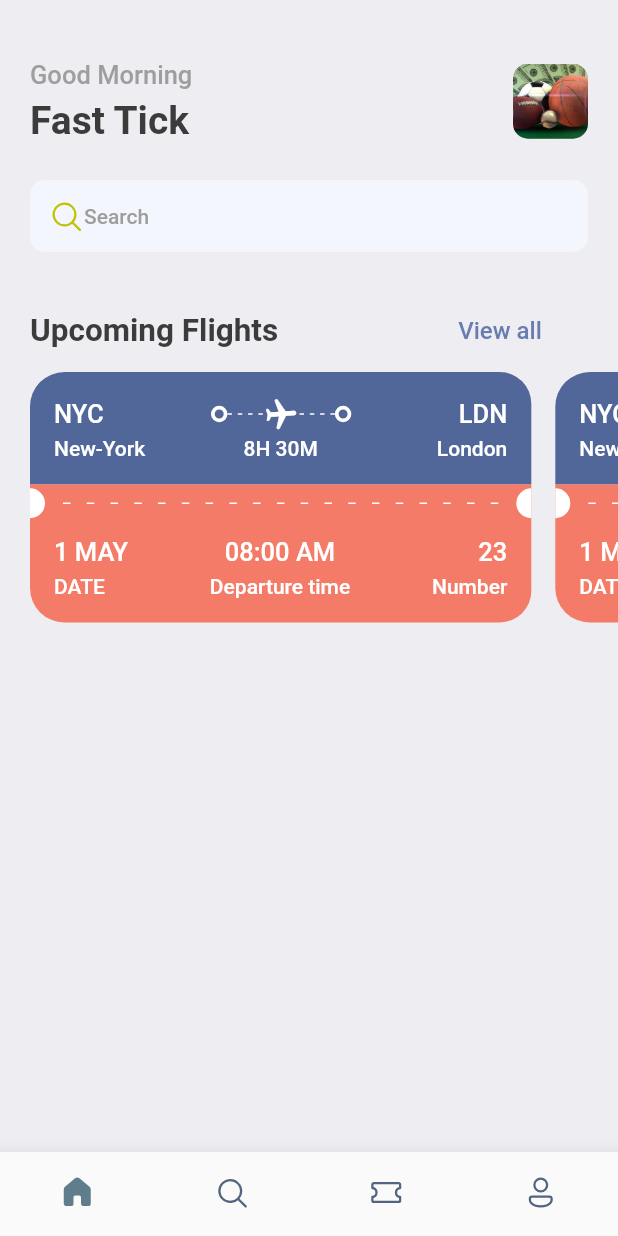
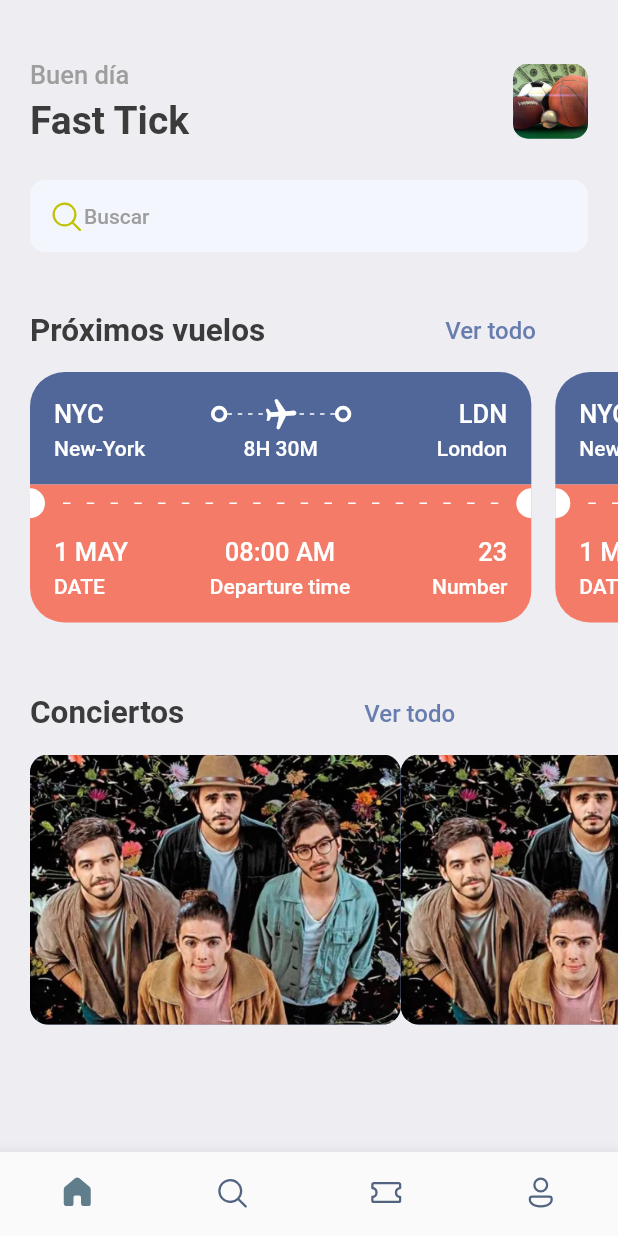
Before and after one commit to MARTILLO-69/smevaluativo, a Flutter app: the screen it shows after launch, on a phone screen of 412 x 824 dp. Run offline on Flutter 3.47's test engine with Material 2 defaults, Android fonts, the phone set to English and light mode, and no system bars; our stand-ins replace fluentui_icons, gap.

Commit message:
Jheresito_3

```diff
--- /dev/null
+++ b/lib/screens/concert_screen.dart
@@ -0,0 +1,31 @@
+import 'package:flutter/cupertino.dart';
+import 'package:smevaluativo/utils/app_layout.dart';
+import 'package:smevaluativo/utils/app_styles.dart';
+
+class ConcertScreen extends StatelessWidget {
+  const ConcertScreen({Key? key}) : super(key: key);
+
+  @override
+  Widget build(BuildContext context) {
+    final size = AppLayout.getSize(context);
+    return Container(
+      width: size.width*0.6,
+      height: 350,
+      child: Column(
+        children: [
+          Container(
+            height: 180,
+            decoration: BoxDecoration(
+              borderRadius: BorderRadius.circular(12),
+              color: Styles.primaryColor,
+              image: const DecorationImage(
+                fit: BoxFit.cover,
+                image: AssetImage("assets/images/morat.jpg")
+              )
+            ),
+          )
+        ],
+      ),
+    );
+  }
+}
--- a/lib/screens/home_screen.dart
+++ b/lib/screens/home_screen.dart
@@ -4,6 +4,8 @@ import 'package:flutter/material.dart';
 import 'package:gap/gap.dart';
 import 'package:smevaluativo/screens/ticket_view.dart';
 import 'package:smevaluativo/utils/app_styles.dart';
+
+import 'concert_screen.dart';
 
 class HomeScreen extends StatelessWidget {
   const HomeScreen({Key? key}) : super(key: key);
@@ -26,7 +28,7 @@ class HomeScreen extends StatelessWidget {
                       crossAxisAlignment: CrossAxisAlignment.start,
                       children: [
                         Text(
-                            "Good Morning", style: Styles.headLineStyle3,
+                            "Buen día", style: Styles.headLineStyle3,
                         ),
                         const Gap(5),
                         Text(
@@ -58,7 +60,7 @@ class HomeScreen extends StatelessWidget {
                     children: [
                       const Icon(FluentSystemIcons.ic_fluent_search_regular,color: Color(0xFFBFC205)),
                       Text(
-                        "Search",
+                        "Buscar",
                         style: Styles.headLineStyle4,
                       )
                     ],
@@ -67,13 +69,13 @@ class HomeScreen extends StatelessWidget {
                 const Gap(40),
                 Row(
                   children: [
-                    Text("Upcoming Flights" , style: Styles.headLineStyle2,),
+                    Text("Próximos vuelos" , style: Styles.headLineStyle2,),
                     const Gap(120),
                     InkWell(
                         onTap: (){
-                          print("ypu are tapped");
+                          print("Estas tocado");
                         },
-                        child: Text("View all" , style: Styles.textStyle.copyWith(color: Styles.primaryColor),)),
+                        child: Text("Ver todo" , style: Styles.textStyle.copyWith(color: Styles.primaryColor),)),
                   ],
                 )
               ],
@@ -89,6 +91,32 @@ class HomeScreen extends StatelessWidget {
                TicketView()
              ],
            ),
+          ),
+          const Gap(15),
+          Container(
+            padding: const EdgeInsets.symmetric(horizontal: 20),
+            child: Row(
+              children: [
+                Text("Conciertos" , style: Styles.headLineStyle2,),
+                const Gap(120),
+                InkWell(
+                    onTap: (){
+                      print("Estas tocado");
+                    },
+                    child: Text("Ver todo" , style: Styles.textStyle.copyWith(color: Styles.primaryColor),)),
+              ],
+            ),
+          ),
+          const Gap(15),
+          SingleChildScrollView(
+              scrollDirection: Axis.horizontal,
+              padding: const EdgeInsets.only(left: 20),
+              child: Row(
+                children: [
+                  ConcertScreen(),
+                  ConcertScreen()
+                ],
+              ),
           )
         ],
       ),
```
Also changed, not shown: assets/images/morat.jpg (added).
